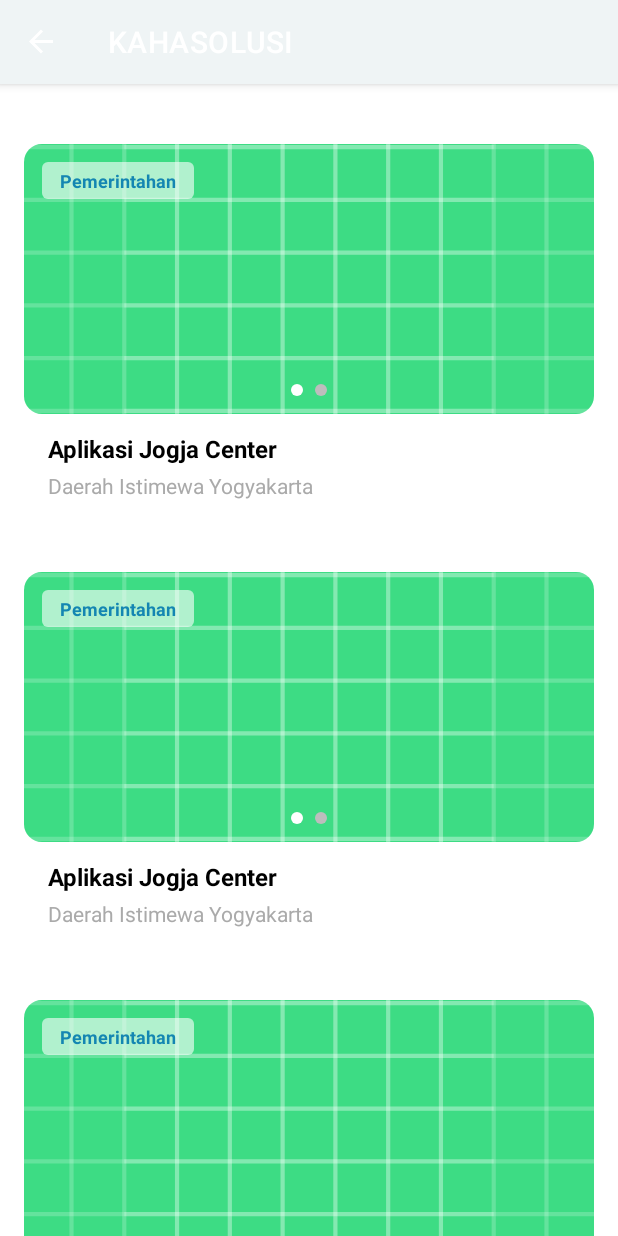
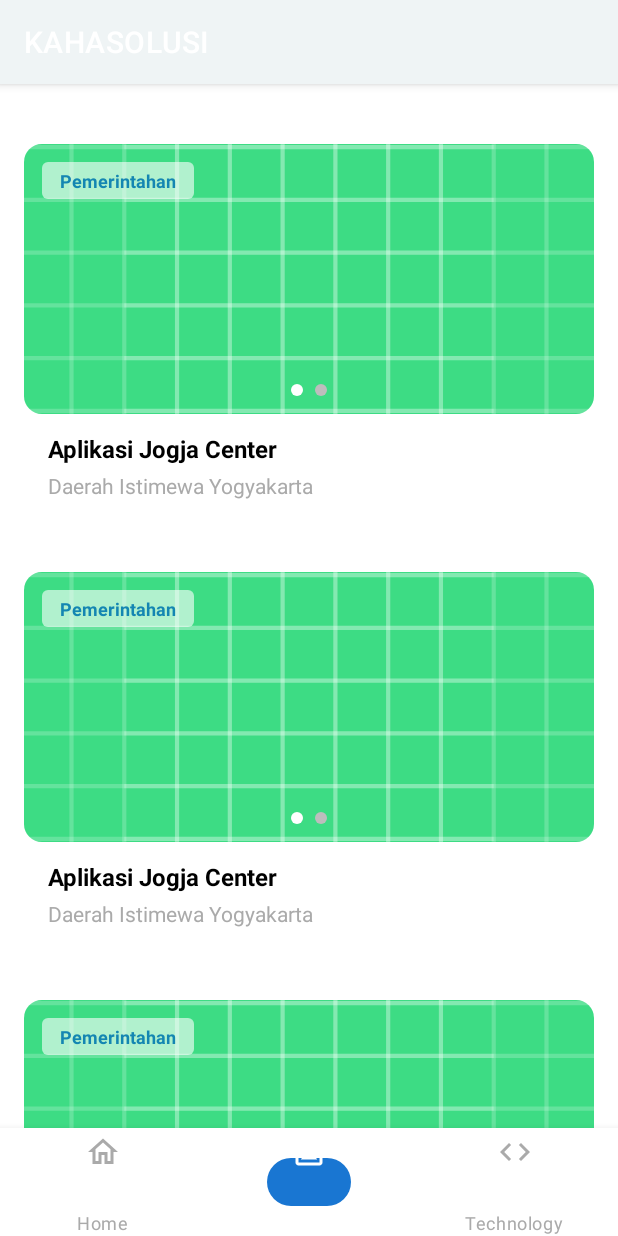
Before and after one commit to AdityaZulkarnaen/UAS-PPPB-Kahasolusi, an Android app: the screen it shows after launch (MainActivity), on a phone screen of 412 x 824 dp. Run offline under Robolectric (Android 15) with nearby library versions, the phone set to English and light mode, and no system bars; our stand-ins replace navigation-ui.

Commit message:
fix: navbar homepage

```diff
--- a/app/src/main/java/com/example/kahasolusi_kotlin/MainActivity.kt
+++ b/app/src/main/java/com/example/kahasolusi_kotlin/MainActivity.kt
@@ -5,10 +5,12 @@ import android.os.Bundle
 import android.view.Menu
 import android.view.MenuItem
 import android.widget.Toast
+import com.google.android.material.bottomnavigation.BottomNavigationView
 import androidx.appcompat.app.AppCompatActivity
 import androidx.navigation.findNavController
 import androidx.navigation.ui.AppBarConfiguration
 import androidx.navigation.ui.setupActionBarWithNavController
+import androidx.navigation.ui.setupWithNavController
 import com.example.kahasolusi_kotlin.databinding.ActivityMainBinding
 
 class MainActivity : AppCompatActivity() {
@@ -26,11 +28,13 @@ class MainActivity : AppCompatActivity() {
         sharedPreferencesHelper = SharedPreferencesHelper(this)
 
         // Setup navigation
+        val navView: BottomNavigationView = binding.navView
         val navController = findNavController(R.id.nav_host_fragment_activity_main)
         val appBarConfiguration = AppBarConfiguration(
-            setOf(R.id.navigation_home)
+            setOf(R.id.navigation_home, R.id.navigation_dashboard, R.id.navigation_notifications)
         )
         setupActionBarWithNavController(navController, appBarConfiguration)
+        navView.setupWithNavController(navController)
 
         // Display welcome message only if user is logged in
         if (sharedPreferencesHelper.isLoggedIn()) {
--- a/app/src/main/res/layout/activity_main.xml
+++ b/app/src/main/res/layout/activity_main.xml
@@ -6,13 +6,31 @@
     android:layout_height="match_parent"
     android:background="@color/white">
 
+    <com.google.android.material.bottomnavigation.BottomNavigationView
+        android:id="@+id/nav_view"
+        android:layout_width="0dp"
+        android:layout_height="72dp"
+        android:layout_marginStart="0dp"
+        android:layout_marginEnd="0dp"
+        android:background="?android:attr/windowBackground"
+        app:itemBackground="@drawable/nav_item_background_oval"
+        app:itemIconTint="@color/nav_item_color"
+        app:itemTextColor="@color/nav_item_color"
+        app:itemPaddingTop="4dp"
+        app:itemPaddingBottom="4dp"
+        app:labelVisibilityMode="labeled"
+        app:layout_constraintBottom_toBottomOf="parent"
+        app:layout_constraintLeft_toLeftOf="parent"
+        app:layout_constraintRight_toRightOf="parent"
+        app:menu="@menu/bottom_nav_menu" />
+
     <fragment
         android:id="@+id/nav_host_fragment_activity_main"
         android:name="androidx.navigation.fragment.NavHostFragment"
         android:layout_width="match_parent"
-        android:layout_height="match_parent"
+        android:layout_height="0dp"
         app:defaultNavHost="true"
-        app:layout_constraintBottom_toBottomOf="parent"
+        app:layout_constraintBottom_toTopOf="@id/nav_view"
         app:layout_constraintLeft_toLeftOf="parent"
         app:layout_constraintRight_toRightOf="parent"
         app:layout_constraintTop_toTopOf="parent"
```
